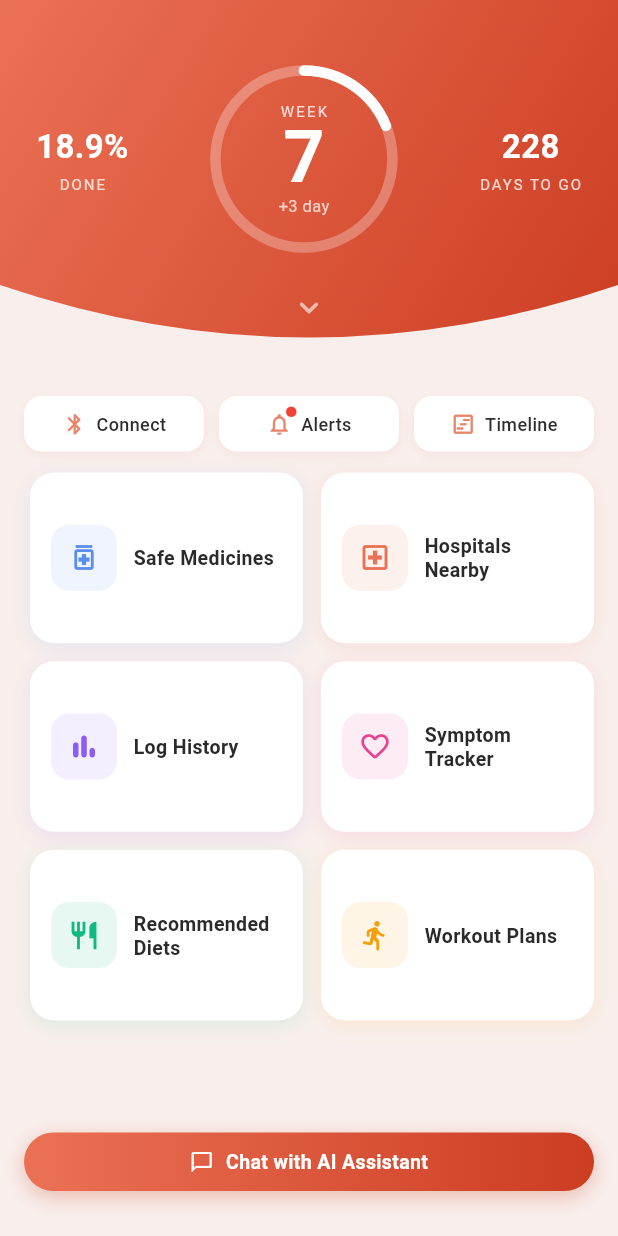
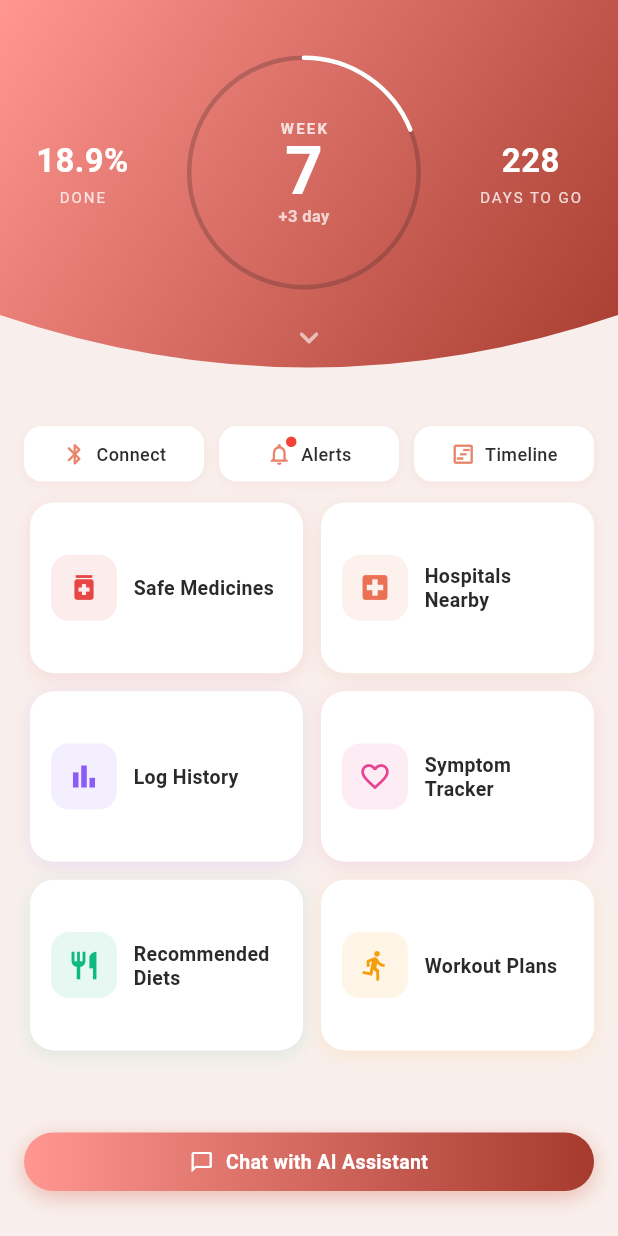
Before and after one commit to ffotm/mobile-mamaconnect, a Flutter app: the HomeScreen screen opened directly, on a phone screen of 412 x 824 dp. Run offline on Flutter 3.47's test engine with Material 3 defaults, Android fonts, the phone set to English and light mode, and no system bars; our stand-ins replace shared_preferences; accounts and stored records are empty; Roboto replaces fonts that are missing (Poppins).

Commit message:
color tweaks

```diff
--- a/lib/screens/home/home_screen.dart
+++ b/lib/screens/home/home_screen.dart
@@ -27,7 +27,6 @@ class _HomeScreenState extends State<HomeScreen> {
         children: [
           Column(
             children: [
-
               // ── Wave hero ────────────────────────────────────────────────
               _WaveHero(week: _week, daysToGo: _daysToGo, progress: _progress),
 
@@ -64,8 +63,6 @@ class _HomeScreenState extends State<HomeScreen> {
               ),
             ],
           ),
-
-          // ── Chatbot button (fixed at bottom) ─────────────────────────
           Positioned(
             left: 16,
             right: 16,
@@ -77,7 +74,7 @@ class _HomeScreenState extends State<HomeScreen> {
                     const EdgeInsets.symmetric(vertical: 10, horizontal: 16),
                 decoration: BoxDecoration(
                   gradient: const LinearGradient(
-                    colors: [Color(0xFFEB7155), Color(0xFFCC3D22)],
+                    colors: [Color(0xFFFF9690), Color(0xFFA53A2D)],
                   ),
                   borderRadius: BorderRadius.circular(30),
                   boxShadow: [
@@ -118,10 +115,6 @@ class _HomeScreenState extends State<HomeScreen> {
       Navigator.push(context, MaterialPageRoute(builder: (_) => screen));
 }
 
-// ─────────────────────────────────────────────────────────────────────────────
-// Wave Hero
-// ─────────────────────────────────────────────────────────────────────────────
-
 class _WaveHero extends StatelessWidget {
   final int week, daysToGo;
   final double progress;
@@ -133,7 +126,7 @@ class _WaveHero extends StatelessWidget {
     final top = MediaQuery.of(context).padding.top;
     return SizedBox(
       width: double.infinity,
-      height: top + 250,
+      height: top + 270,
       child: Stack(children: [
         // ── gradient fill clipped to wave ─────────────────────────────
         ClipPath(
@@ -144,7 +137,7 @@ class _WaveHero extends StatelessWidget {
                 begin: Alignment.topLeft,
                 end: Alignment.bottomRight,
                 // vivid warm coral → deep brick — matches reference exactly
-                colors: [Color(0xFFEB7155), Color(0xFFCC3D22)],
+                colors: [Color(0xFFFF9690), Color(0xFFA53A2D)],
               ),
             ),
           ),
@@ -182,18 +175,16 @@ class _WaveHero extends StatelessWidget {
   }
 }
 
-/// Produces a smooth single wave — matching the reference screenshot.
 class _WaveClipper extends CustomClipper<Path> {
   @override
   Path getClip(Size s) {
     final p = Path()..lineTo(0, s.height - 60);
 
-    // single smooth wave that dips down in the middle
     p.quadraticBezierTo(
-      s.width * 0.5, // control point X (middle)
-      s.height + 10, // control point Y (dip down)
-      s.width, // end point X (right edge)
-      s.height - 60, // end point Y (same height as start)
+      s.width * 0.5,
+      s.height + 10,
+      s.width,
+      s.height - 60,
     );
 
     p.lineTo(s.width, 0);
@@ -235,29 +226,31 @@ class _Ring extends StatelessWidget {
   const _Ring({required this.week, required this.progress});
   @override
   Widget build(BuildContext context) => SizedBox(
-        width: 132,
-        height: 132,
+        width: 150,
+        height: 150,
         child: Stack(alignment: Alignment.center, children: [
           CustomPaint(
-              size: const Size(132, 132), painter: _RingPaint(progress)),
+              size: const Size(180, 180), painter: _RingPaint(progress)),
           Column(mainAxisSize: MainAxisSize.min, children: [
             Text('WEEK',
                 style: TextStyle(
                     color: Colors.white.withValues(alpha: 0.78),
                     fontSize: 10,
+                    fontWeight: FontWeight.w600,
                     letterSpacing: 1.5,
                     fontFamily: 'Poppins')),
             Text('$week',
                 style: const TextStyle(
                     color: Colors.white,
-                    fontSize: 48,
-                    fontWeight: FontWeight.w700,
+                    fontSize: 44,
+                    fontWeight: FontWeight.w600,
                     fontFamily: 'Poppins',
                     height: 1.0)),
             Text('+3 day',
                 style: TextStyle(
                     color: Colors.white.withValues(alpha: 0.72),
                     fontSize: 11,
+                    fontWeight: FontWeight.w600,
                     fontFamily: 'Poppins')),
           ]),
         ]),
@@ -270,15 +263,16 @@ class _RingPaint extends CustomPainter {
   @override
   void paint(Canvas canvas, Size s) {
     final c = s.center(Offset.zero);
-    final r = (s.width - 14) / 2;
+    final r = (s.width + 3) / 2;
     // track
     canvas.drawCircle(
         c,
         r,
         Paint()
-          ..color = Colors.white.withValues(alpha: 0.28)
+          ..color =
+              const Color.fromARGB(255, 65, 39, 39).withValues(alpha: 0.28)
           ..style = PaintingStyle.stroke
-          ..strokeWidth = 7);
+          ..strokeWidth = 3);
     // arc
     canvas.drawArc(
         Rect.fromCircle(center: c, radius: r),
@@ -288,17 +282,13 @@ class _RingPaint extends CustomPainter {
         Paint()
           ..color = Colors.white
           ..style = PaintingStyle.stroke
-          ..strokeWidth = 7
+          ..strokeWidth = 3
           ..strokeCap = StrokeCap.round);
   }
 
   @override
   bool shouldRepaint(covariant _RingPaint o) => o.progress != progress;
 }
-
-// ─────────────────────────────────────────────────────────────────────────────
-// Quick-action bar
-// ─────────────────────────────────────────────────────────────────────────────
 
 class _QBtn extends StatelessWidget {
   final IconData icon;
@@ -366,17 +356,14 @@ class _Cell {
 }
 
 const _cells = [
-  _Cell('Safe Medicines', Icons.medication_outlined, Color(0xFF5B8DEF),
-      '/medicines'),
-  _Cell('Hospitals Nearby', Icons.local_hospital_outlined, Color(0xFFEB7155),
+  _Cell('Safe Medicines', Icons.medication, Color(0xFFE64646), '/medicines'),
+  _Cell('Hospitals Nearby', Icons.local_hospital, Color(0xFFEB7155),
       '/hospitals'),
-  _Cell('Log History', Icons.bar_chart_rounded, Color(0xFF8B5CF6), '/logs'),
-  _Cell('Symptom Tracker', Icons.favorite_border_rounded, Color(0xFFE84393),
-      '/symptoms'),
-  _Cell('Recommended Diets', Icons.restaurant_outlined, Color(0xFF10B981),
-      '/diet'),
-  _Cell('Workout Plans', Icons.directions_run_rounded, Color(0xFFF59E0B),
-      '/workouts'),
+  _Cell('Log History', Icons.bar_chart, Color(0xFF8B5CF6), '/logs'),
+  _Cell(
+      'Symptom Tracker', Icons.favorite_border, Color(0xFFE84393), '/symptoms'),
+  _Cell('Recommended Diets', Icons.restaurant, Color(0xFF10B981), '/diet'),
+  _Cell('Workout Plans', Icons.directions_run, Color(0xFFF59E0B), '/workouts'),
 ];
 
 class _Grid extends StatelessWidget {
```
